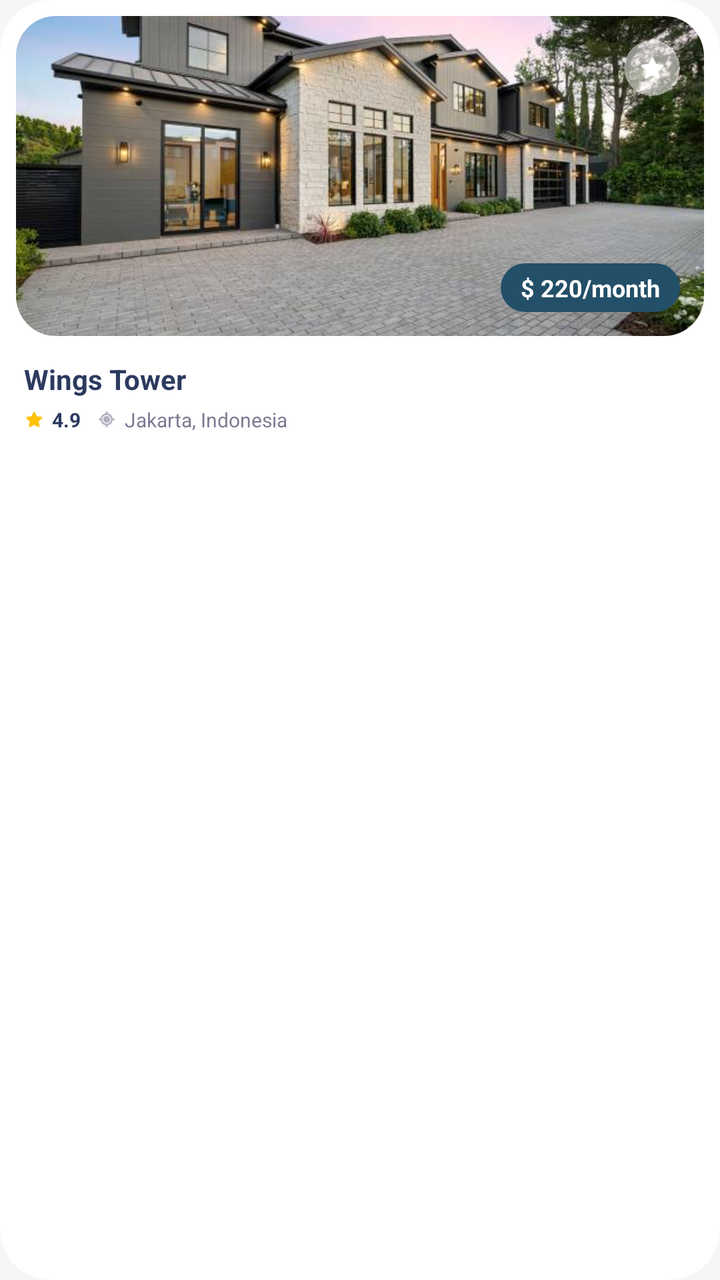
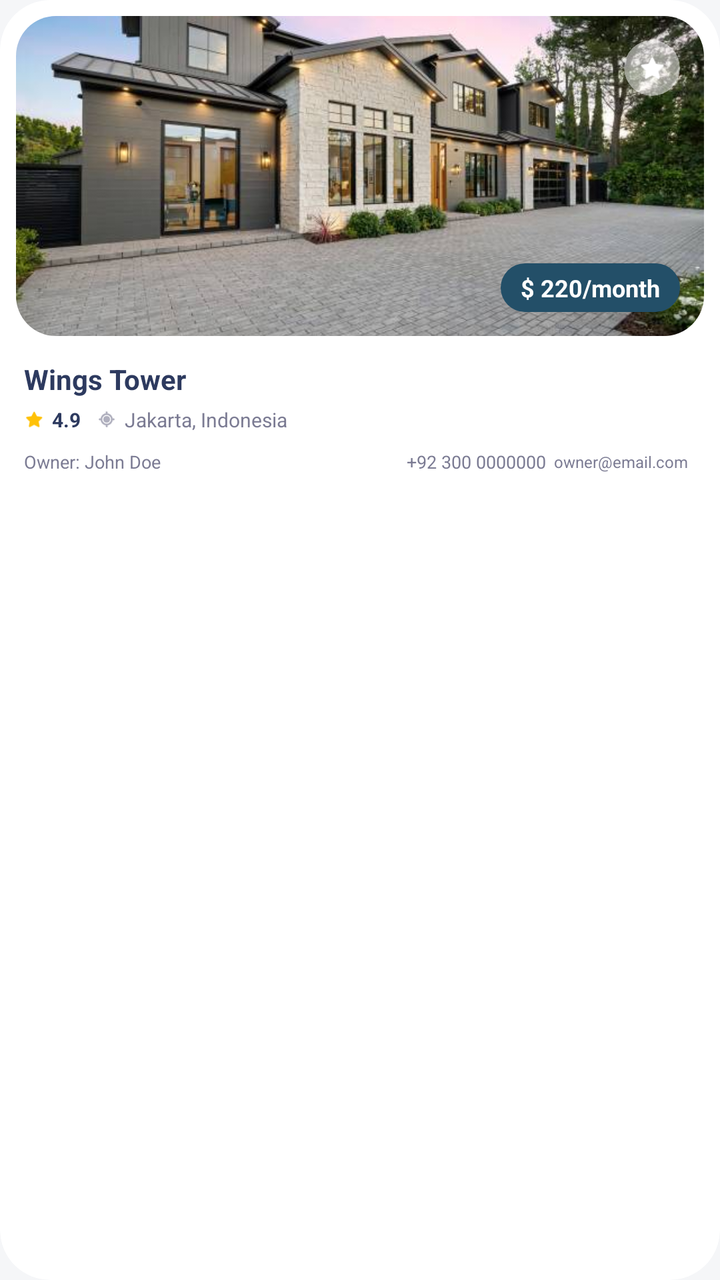

Compare the two renders of this Android layout. The source of the first and the diff that turns it into the second are given below.
<!-- AndroidManifest.xml: application theme Theme.PropVision -->
<!-- res/layout/item_property_grid.xml -->
<?xml version="1.0" encoding="utf-8"?>
<androidx.cardview.widget.CardView xmlns:android="http://schemas.android.com/apk/res/android"
    xmlns:app="http://schemas.android.com/apk/res-auto"
    android:layout_width="match_parent"
    android:layout_height="wrap_content"
    android:layout_margin="8dp"
    app:cardCornerRadius="25dp"
    app:cardElevation="0dp"
    app:cardBackgroundColor="#FFFFFF">

    <LinearLayout
        android:layout_width="match_parent"
        android:layout_height="wrap_content"
        android:orientation="vertical"
        android:padding="8dp">

        <androidx.constraintlayout.widget.ConstraintLayout
            android:layout_width="match_parent"
            android:layout_height="160dp">

            <androidx.cardview.widget.CardView
                android:layout_width="match_parent"
                android:layout_height="match_parent"
                app:cardCornerRadius="20dp"
                app:cardElevation="0dp">

                <ImageView
                    android:id="@+id/propertyImage"
                    android:layout_width="match_parent"
                    android:layout_height="match_parent"
                    android:scaleType="centerCrop"
                    android:src="@drawable/feature_estate1" />
            </androidx.cardview.widget.CardView>

            
            <TextView
                android:id="@+id/propertyPrice"
                android:layout_width="wrap_content"
                android:layout_height="wrap_content"
                android:layout_marginEnd="12dp"
                android:layout_marginBottom="12dp"
                android:background="@drawable/social_button_bg"
                android:backgroundTint="#234F68"
                android:paddingHorizontal="10dp"
                android:paddingVertical="4dp"
                android:text="$ 220/month"
                android:textColor="@android:color/white"
                android:textSize="12sp"
                android:textStyle="bold"
                app:layout_constraintBottom_toBottomOf="parent"
                app:layout_constraintEnd_toEndOf="parent" />

            
            <androidx.cardview.widget.CardView
                android:layout_width="28dp"
                android:layout_height="28dp"
                android:layout_marginTop="12dp"
                android:layout_marginEnd="12dp"
                app:cardBackgroundColor="#80FFFFFF"
                app:cardCornerRadius="14dp"
                app:cardElevation="0dp"
                app:layout_constraintEnd_toEndOf="parent"
                app:layout_constraintTop_toTopOf="parent">

                <ImageView
                    android:layout_width="14dp"
                    android:layout_height="14dp"
                    android:layout_gravity="center"
                    android:src="@android:drawable/btn_star_big_off"
                    app:tint="@android:color/white" />
            </androidx.cardview.widget.CardView>

        </androidx.constraintlayout.widget.ConstraintLayout>

        <TextView
            android:id="@+id/propertyName"
            android:layout_width="match_parent"
            android:layout_height="wrap_content"
            android:layout_marginTop="12dp"
            android:layout_marginStart="4dp"
            android:ellipsize="end"
            android:maxLines="1"
            android:text="Wings Tower"
            android:textColor="#2D3A5F"
            android:textSize="14sp"
            android:textStyle="bold" />

        <LinearLayout
            android:layout_width="match_parent"
            android:layout_height="wrap_content"
            android:layout_marginTop="4dp"
            android:layout_marginStart="4dp"
            android:gravity="center_vertical"
            android:orientation="horizontal">

            <ImageView
                android:layout_width="10dp"
                android:layout_height="10dp"
                android:src="@android:drawable/btn_star_big_on"
                app:tint="#FFC107" />

            <TextView
                android:id="@+id/propertyRating"
                android:layout_width="wrap_content"
                android:layout_height="wrap_content"
                android:layout_marginStart="4dp"
                android:text="4.9"
                android:textColor="#2D3A5F"
                android:textSize="10sp"
                android:textStyle="bold" />

            <ImageView
                android:layout_width="10dp"
                android:layout_height="10dp"
                android:layout_marginStart="8dp"
                android:src="@android:drawable/ic_menu_mylocation"
                app:tint="#7B7B93" />

            <TextView
                android:id="@+id/propertyLocation"
                android:layout_width="0dp"
                android:layout_height="wrap_content"
                android:layout_marginStart="4dp"
                android:layout_weight="1"
                android:ellipsize="end"
                android:maxLines="1"
                android:text="Jakarta, Indonesia"
                android:textColor="#7B7B93"
                android:textSize="10sp" />
        </LinearLayout>

    </LinearLayout>
</androidx.cardview.widget.CardView>
<!-- resources referenced by this layout -->
<resources>
  <!-- drawable feature_estate1: png bitmap (drawable, 374810 bytes) -->
  <!-- drawable social_button_bg (drawable) -->
  <?xml version="1.0" encoding="utf-8"?>
  <shape xmlns:android="http://schemas.android.com/apk/res/android">
      <solid android:color="#EDECF2"/>
      <corners android:radius="25dp"/>
  </shape>
  <style name="Theme.PropVision" parent="Base.Theme.PropVision" />
  <style name="Base.Theme.PropVision" parent="Theme.MaterialComponents.Light.NoActionBar">
          
          <item name="android:windowBackground">#F5F6F8</item>
      </style>
</resources>

<!-- the commit's change to res/layout/item_property_grid.xml (unified diff, before → after) -->
@@ -129,5 +129,49 @@
                 android:textSize="10sp" />
         </LinearLayout>
 
+        <LinearLayout
+            android:layout_width="match_parent"
+            android:layout_height="wrap_content"
+            android:layout_marginTop="8dp"
+            android:layout_marginStart="4dp"
+            android:gravity="center_vertical"
+            android:orientation="horizontal">
+
+            <TextView
+                android:id="@+id/ownerName"
+                android:layout_width="0dp"
+                android:layout_height="wrap_content"
+                android:layout_weight="1"
+                android:text="Owner: John Doe"
+                android:textColor="#7B7B93"
+                android:textSize="9sp" />
+
+            <TextView
+                android:id="@+id/ownerPhone"
+                android:layout_width="wrap_content"
+                android:layout_height="wrap_content"
+                android:layout_marginEnd="4dp"
+                android:text="+92 300 0000000"
+                android:textColor="#7B7B93"
+                android:textSize="9sp" />
+
+            <TextView
+                android:id="@+id/ownerEmail"
+                android:layout_width="wrap_content"
+                android:layout_height="wrap_content"
+                android:layout_marginEnd="8dp"
+                android:text="owner@email.com"
+                android:textColor="#7B7B93"
+                android:textSize="8sp" />
+
+            <ImageView
+                android:id="@+id/btnEditProperty"
+                android:layout_width="20dp"
+                android:layout_height="20dp"
+                android:src="@android:drawable/ic_menu_edit"
+                android:visibility="gone"
+                app:tint="#234F68" />
+        </LinearLayout>
+
     </LinearLayout>
 </androidx.cardview.widget.CardView>
